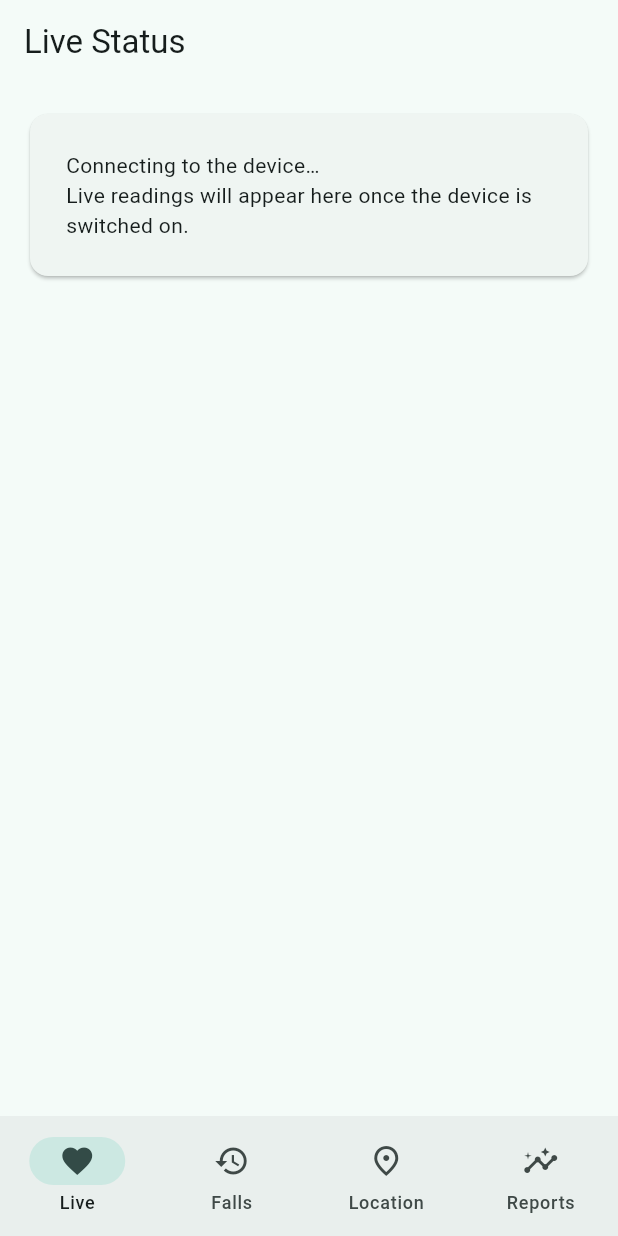
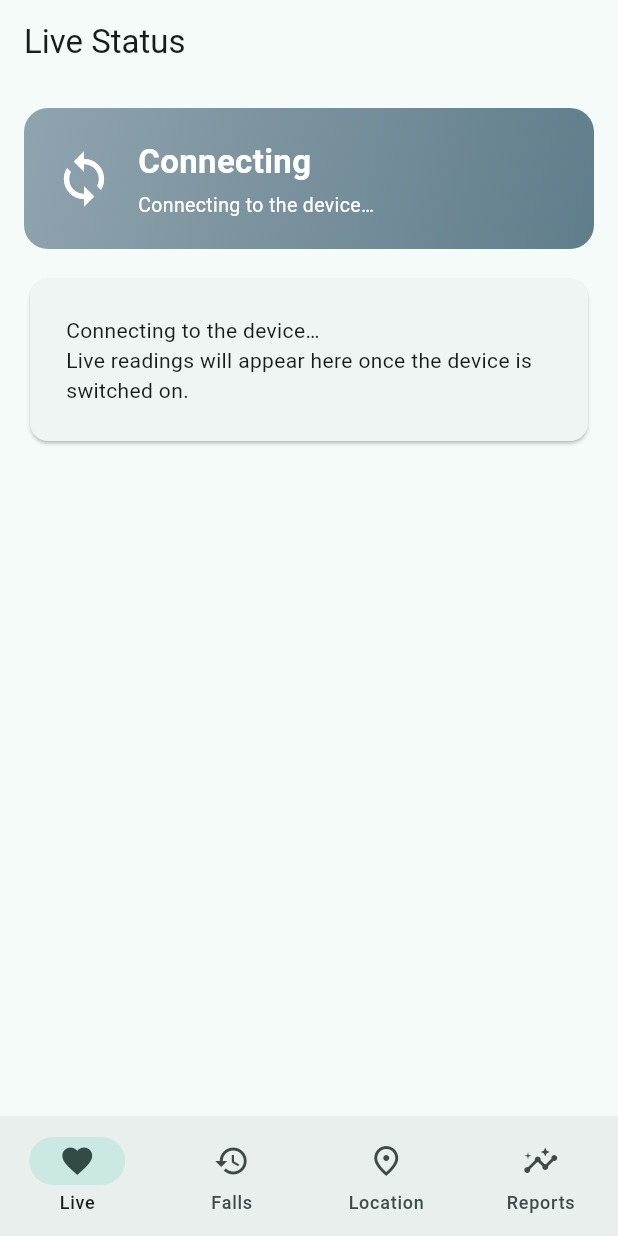
Before and after one commit to tanbl123/IoT-Assignment, a Flutter app: the screen it shows after launch, on a phone screen of 412 x 824 dp. Run offline on Flutter 3.47's test engine with Material 3 defaults, Android fonts, the phone set to English and light mode, and no system bars; our stand-ins replace firebase_core, firebase_database, fl_chart; accounts and stored records are empty; statements that could not run were skipped.

Commit message:
app: redesign Live status page
- Add a color-coded status hero banner (teal normal, red on fall alert,
  grey while connecting) with icon + status + freshness.
- Restyle vital tiles: circular tinted icon, bold value, soft colored
  background, rounded corners; add spacing between cards.
- Cleaner location card; center content with a max width so it looks good
  on both phone and web.

Co-Authored-By: Claude Opus 4.8 <noreply@anthropic.com>
Claude-Session: https://claude.ai/code/session_01Ux7pz8uXbHCdssvzBXgtGk

```diff
--- a/flutter-app/lib/screens/home_screen.dart
+++ b/flutter-app/lib/screens/home_screen.dart
@@ -5,8 +5,8 @@ import "../models/vitals.dart";
 import "../services/database_service.dart";
 import "../widgets/location_view.dart";
 
-/// Live status: current heart rate / SpO2, connection freshness, and a big red
-/// banner when a fall alert is active.
+/// Live status: a status hero, the current vitals/motion tiles, and location.
+/// A big red banner replaces the hero when a fall alert is active.
 class HomeScreen extends StatelessWidget {
   const HomeScreen({super.key});
 
@@ -15,57 +15,35 @@ class HomeScreen extends StatelessWidget {
     final db = DatabaseService();
     return Scaffold(
       appBar: AppBar(title: const Text("Live Status")),
-      body: ListView(
+      body: Center(
+        child: ConstrainedBox(
+          constraints: const BoxConstraints(maxWidth: 640),
+          child: StreamBuilder<Vitals?>(
+            stream: db.latestVitals(),
+            builder: (context, snap) {
+              if (snap.connectionState == ConnectionState.waiting) {
+                return const Center(child: CircularProgressIndicator());
+              }
+              final v = snap.data;
+              return ListView(
                 padding: const EdgeInsets.all(16),
                 children: [
-          // ---- Alert banner ----
+                  // ---- status hero / alert banner ----
                   StreamBuilder<bool>(
                     stream: db.alertActive(),
-            builder: (context, snap) {
-              if (snap.data != true) return const SizedBox.shrink();
-              return Card(
-                color: Colors.red.shade600,
-                child: Padding(
-                  padding: const EdgeInsets.all(16),
-                  child: Row(
-                    children: [
-                      const Icon(Icons.warning_amber_rounded,
-                          color: Colors.white, size: 36),
-                      const SizedBox(width: 12),
-                      const Expanded(
-                        child: Text(
-                          "FALL DETECTED",
-                          style: TextStyle(
-                            color: Colors.white,
-                            fontSize: 20,
-                            fontWeight: FontWeight.bold,
-                          ),
-                        ),
-                      ),
-                      FilledButton.tonal(
-                        onPressed: db.clearAlert,
-                        child: const Text("Acknowledge"),
-                      ),
-                    ],
-                  ),
-                ),
+                    builder: (context, alertSnap) {
+                      final alerting = alertSnap.data == true;
+                      return _StatusHero(
+                        vitals: v,
+                        alerting: alerting,
+                        onAcknowledge: db.clearAlert,
                       );
                     },
                   ),
+                  const SizedBox(height: 16),
 
-          // ---- Live vitals ----
-          StreamBuilder<Vitals?>(
-            stream: db.latestVitals(),
-            builder: (context, snap) {
-              if (snap.connectionState == ConnectionState.waiting) {
-                return const Padding(
-                  padding: EdgeInsets.all(32),
-                  child: Center(child: CircularProgressIndicator()),
-                );
-              }
-              final v = snap.data;
-              if (v == null) {
-                return const Card(
+                  if (v == null)
+                    const Card(
                       child: Padding(
                         padding: EdgeInsets.all(24),
                         child: Text(
@@ -73,10 +51,9 @@ class HomeScreen extends StatelessWidget {
                           "Live readings will appear here once the device is switched on.",
                         ),
                       ),
-                );
-              }
-              return Column(
-                children: [
+                    )
+                  else ...[
+                    // ---- vitals + motion tiles ----
                     Row(
                       children: [
                         Expanded(
@@ -88,6 +65,7 @@ class HomeScreen extends StatelessWidget {
                             color: Colors.red,
                           ),
                         ),
+                        const SizedBox(width: 12),
                         Expanded(
                           child: _VitalTile(
                             label: "SpO2",
@@ -99,6 +77,7 @@ class HomeScreen extends StatelessWidget {
                         ),
                       ],
                     ),
+                    const SizedBox(height: 12),
                     Row(
                       children: [
                         Expanded(
@@ -112,10 +91,12 @@ class HomeScreen extends StatelessWidget {
                             color: Colors.orange,
                           ),
                         ),
+                        const SizedBox(width: 12),
                         Expanded(
                           child: _VitalTile(
                             label: "Tilt",
-                          value: v.tilt >= 0 ? v.tilt.toStringAsFixed(0) : "--",
+                            value:
+                                v.tilt >= 0 ? v.tilt.toStringAsFixed(0) : "--",
                             unit: "°",
                             icon: Icons.screen_rotation,
                             color: Colors.purple,
@@ -123,36 +104,136 @@ class HomeScreen extends StatelessWidget {
                         ),
                       ],
                     ),
-                  const SizedBox(height: 8),
+                    const SizedBox(height: 16),
+
+                    // ---- location ----
                     Card(
+                      child: Padding(
+                        padding: const EdgeInsets.all(16),
+                        child: Row(
+                          crossAxisAlignment: CrossAxisAlignment.start,
+                          children: [
+                            Icon(Icons.location_on,
+                                color: v.hasGps
+                                    ? Colors.teal
+                                    : Colors.grey.shade400),
+                            const SizedBox(width: 12),
+                            Expanded(
                               child: Column(
+                                crossAxisAlignment: CrossAxisAlignment.start,
                                 children: [
-                        ListTile(
-                          leading: const Icon(Icons.access_time),
-                          title: Text("Status: ${_friendlyStatus(v.status)}"),
-                          subtitle: Text(
-                            v.hasValidTime
-                                ? "Updated ${DateFormat.yMMMd().add_jms().format(v.time)}"
-                                : "Receiving live data",
-                          ),
-                        ),
-                        ListTile(
-                          leading: Icon(
-                            Icons.location_on,
-                            color: v.hasGps ? null : Colors.grey,
-                          ),
-                          title: const Text("Location"),
-                          subtitle: v.hasGps
+                                  Text("Location",
+                                      style: Theme.of(context)
+                                          .textTheme
+                                          .titleSmall),
+                                  const SizedBox(height: 4),
+                                  v.hasGps
                                       ? LocationView(lat: v.lat, lng: v.lng)
                                       : const Text("Acquiring GPS signal…"),
+                                ],
+                              ),
                             ),
                           ],
                         ),
                       ),
+                    ),
+                  ],
                 ],
               );
             },
           ),
+        ),
+      ),
+    );
+  }
+}
+
+/// Big banner at the top: green while normal, red while a fall alert is active.
+class _StatusHero extends StatelessWidget {
+  final Vitals? vitals;
+  final bool alerting;
+  final VoidCallback onAcknowledge;
+  const _StatusHero({
+    required this.vitals,
+    required this.alerting,
+    required this.onAcknowledge,
+  });
+
+  @override
+  Widget build(BuildContext context) {
+    if (alerting) {
+      return _shell(
+        colors: [Colors.red.shade400, Colors.red.shade700],
+        icon: Icons.warning_amber_rounded,
+        title: "FALL DETECTED",
+        subtitle: "Tap acknowledge once you've checked on them",
+        trailing: FilledButton.tonal(
+          onPressed: onAcknowledge,
+          child: const Text("Acknowledge"),
+        ),
+      );
+    }
+
+    final v = vitals;
+    final connecting = v == null;
+    final subtitle = connecting
+        ? "Connecting to the device…"
+        : (v.hasValidTime
+            ? "Updated ${DateFormat.jm().format(v.time)}"
+            : "Receiving live data");
+
+    return _shell(
+      colors: connecting
+          ? [Colors.blueGrey.shade300, Colors.blueGrey.shade500]
+          : [Colors.teal.shade400, Colors.teal.shade700],
+      icon: connecting ? Icons.sync : Icons.shield_outlined,
+      title: connecting ? "Connecting" : _friendlyStatus(v.status),
+      subtitle: subtitle,
+    );
+  }
+
+  Widget _shell({
+    required List<Color> colors,
+    required IconData icon,
+    required String title,
+    required String subtitle,
+    Widget? trailing,
+  }) {
+    return Container(
+      padding: const EdgeInsets.all(20),
+      decoration: BoxDecoration(
+        gradient: LinearGradient(
+          colors: colors,
+          begin: Alignment.topLeft,
+          end: Alignment.bottomRight,
+        ),
+        borderRadius: BorderRadius.circular(16),
+      ),
+      child: Row(
+        children: [
+          Icon(icon, color: Colors.white, size: 40),
+          const SizedBox(width: 16),
+          Expanded(
+            child: Column(
+              crossAxisAlignment: CrossAxisAlignment.start,
+              children: [
+                Text(
+                  title,
+                  style: const TextStyle(
+                    color: Colors.white,
+                    fontSize: 22,
+                    fontWeight: FontWeight.bold,
+                  ),
+                ),
+                const SizedBox(height: 4),
+                Text(
+                  subtitle,
+                  style: const TextStyle(color: Colors.white, fontSize: 13),
+                ),
+              ],
+            ),
+          ),
+          if (trailing != null) trailing,
         ],
       ),
     );
@@ -177,22 +258,43 @@ class _VitalTile extends StatelessWidget {
   @override
   Widget build(BuildContext context) {
     return Card(
+      elevation: 0,
+      color: color.withOpacity(0.08),
+      shape: RoundedRectangleBorder(
+        borderRadius: BorderRadius.circular(16),
+      ),
       child: Padding(
-        padding: const EdgeInsets.all(16),
+        padding: const EdgeInsets.symmetric(vertical: 20, horizontal: 12),
         child: Column(
           children: [
-            Icon(icon, color: color, size: 32),
-            const SizedBox(height: 8),
-            Text(label, style: Theme.of(context).textTheme.labelLarge),
-            const SizedBox(height: 4),
+            CircleAvatar(
+              radius: 24,
+              backgroundColor: color.withOpacity(0.18),
+              child: Icon(icon, color: color, size: 26),
+            ),
+            const SizedBox(height: 12),
+            Text(
+              label,
+              style: Theme.of(context)
+                  .textTheme
+                  .labelMedium
+                  ?.copyWith(color: Colors.grey.shade600),
+            ),
+            const SizedBox(height: 6),
             RichText(
               text: TextSpan(
-                style: Theme.of(context).textTheme.headlineMedium,
+                style: Theme.of(context).textTheme.headlineMedium?.copyWith(
+                      fontWeight: FontWeight.bold,
+                      color: Theme.of(context).textTheme.headlineMedium?.color,
+                    ),
                 children: [
                   TextSpan(text: value),
                   TextSpan(
                     text: " $unit",
-                    style: Theme.of(context).textTheme.bodySmall,
+                    style: Theme.of(context)
+                        .textTheme
+                        .bodySmall
+                        ?.copyWith(color: Colors.grey.shade600),
                   ),
                 ],
               ),
```
Lines whose indentation alone changed are shown as unchanged.
